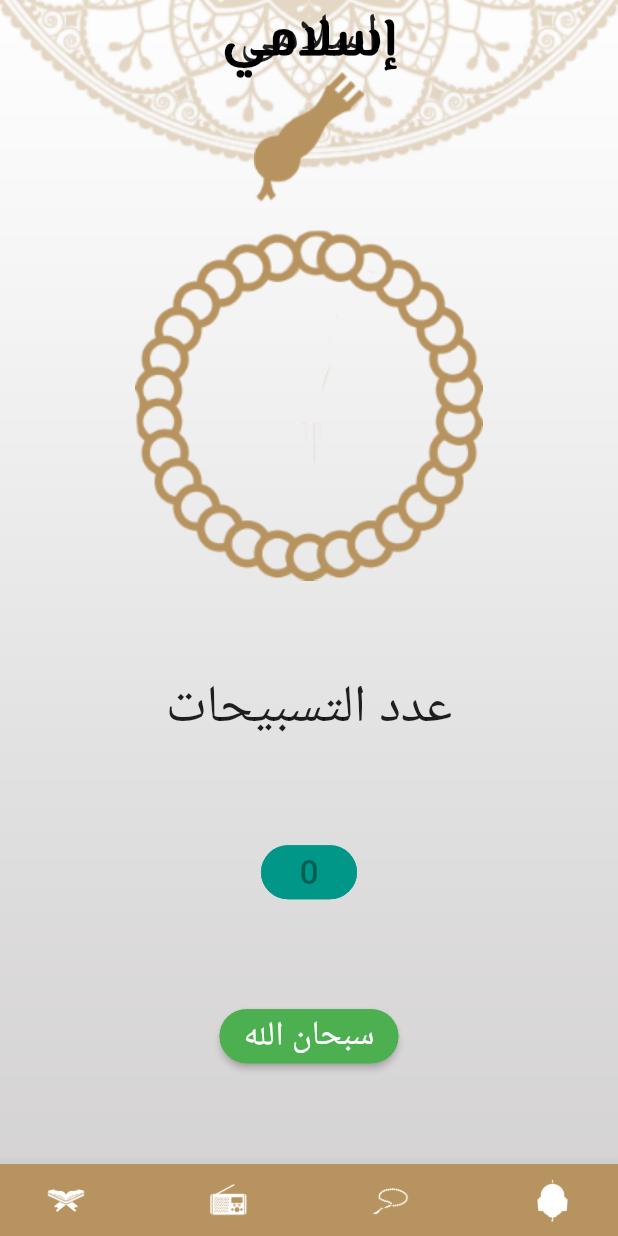
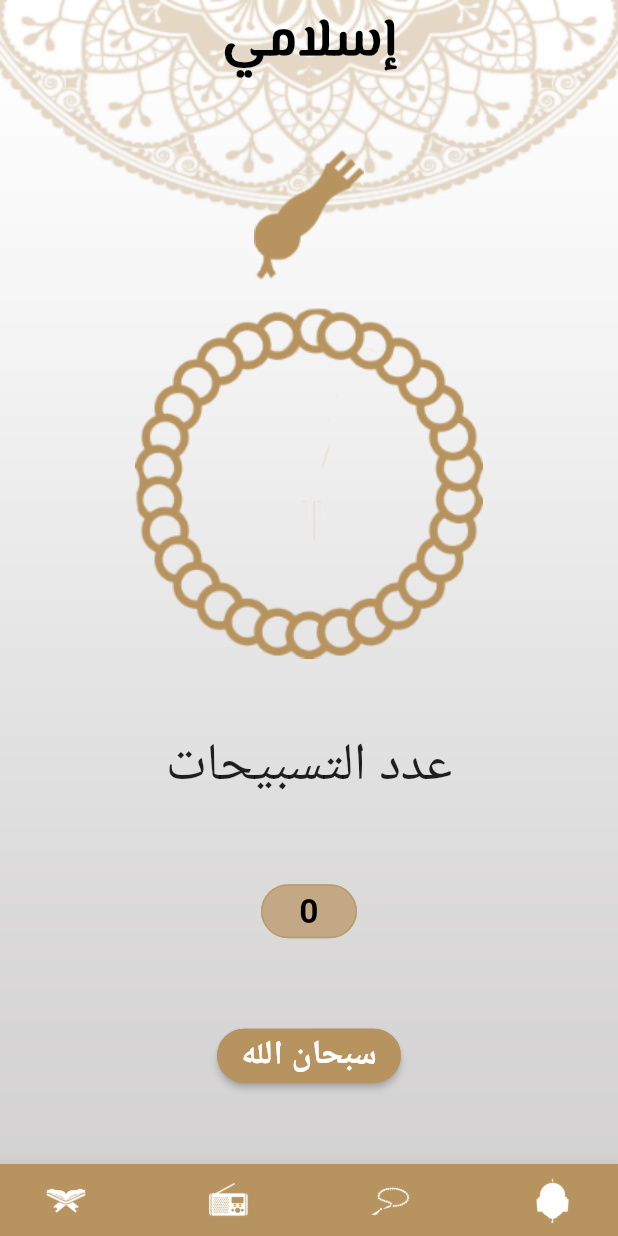
Before and after one commit to Eyadzz/Quran_Application, a Flutter app: the screen it shows after launch, swiped to page 3, on a phone screen of 412 x 824 dp. Run offline on Flutter 3.47's test engine with Material 2 defaults, Android fonts, the light colour scheme and no system bars; our stand-ins replace splashscreen.

Commit message:
updated icons size updated buttons colors

```diff
--- a/lib/CustomBottomBar.dart
+++ b/lib/CustomBottomBar.dart
@@ -4,7 +4,7 @@ import 'package:quran_application/TasbeehScreen.dart';
 class CustomBottomBar extends StatefulWidget {
   const CustomBottomBar ({Key? key, this.mypage}) : super(key: key);
   static const routeName = "home";
-  final iconSize = 30.0, iconColor = Colors.white;
+  final iconSize = 100.0, iconColor = Colors.white;
 
   final quranPageName = QuranScreen.routeName;
   final hasdisPageName = QuranScreen.routeName;
--- a/lib/Home.dart
+++ b/lib/Home.dart
@@ -34,7 +34,7 @@ class _HomeState extends State<Home> {
         children: [
             QuranScreen(),
             Container(
-              child: Center(child: Text("3"),),
+              child: Center(child: Text("Radio"),),
             ),
             TasbeehScreen(),
             Container(
--- a/lib/TasbeehCounterDisplay.dart
+++ b/lib/TasbeehCounterDisplay.dart
@@ -32,25 +32,25 @@ class _TasbeehCounterDisplayState extends State<TasbeehCounterDisplay> {
 
         ElevatedButton(
             onPressed: null,
-            child: Text('$_tasbeehCounter',textScaleFactor: 1.6),
+            child: Text('$_tasbeehCounter',textScaleFactor: 1.6, style: TextStyle(color: Colors.black, fontWeight: FontWeight.bold),),
             style: ButtonStyle(
-                backgroundColor: MaterialStateProperty.all(Colors.teal),
+                backgroundColor: MaterialStateProperty.all(Color.fromRGBO(183, 147, 95, 0.7)),
                 //fixedSize: MaterialStateProperty.all(Size(70, 80)),
                 shape: MaterialStateProperty.all<RoundedRectangleBorder>(
                     RoundedRectangleBorder(
                         borderRadius: BorderRadius.circular(25.0),
-                        side: BorderSide(color: Colors.teal))))
+                        side: BorderSide(color: Color.fromRGBO(183, 147, 95, 0.7)))))
         ),
         ElevatedButton(
             onPressed: _incrementTasbeehCounter,
-            child: Text(widget.label,textScaleFactor: 1.6),
+            child: Text(widget.label,textScaleFactor: 1.6, style: TextStyle(fontWeight: FontWeight.bold)),
             style: ButtonStyle(
-                backgroundColor: MaterialStateProperty.all(Colors.green),
+                backgroundColor: MaterialStateProperty.all(Color.fromRGBO(183, 147, 95, 1)),
                 //fixedSize: MaterialStateProperty.all(Size(150, 40)),
                 shape: MaterialStateProperty.all<RoundedRectangleBorder>(
                     RoundedRectangleBorder(
                         borderRadius: BorderRadius.circular(25.0),
-                        side: BorderSide(color: Colors.green))))
+                        side: BorderSide(color: Color.fromRGBO(183, 147, 95, 1)))))
         )
       ],
     );
--- a/lib/TasbeehScreen.dart
+++ b/lib/TasbeehScreen.dart
@@ -14,7 +14,7 @@ class TasbeehScreen extends StatelessWidget {
               decoration: new BoxDecoration(
                 image: new DecorationImage(
                   image: new AssetImage("assets/images/bg3.png"),
-                  fit: BoxFit.cover,
+                  fit: BoxFit.fill,
                 ),
               ),
             ),
@@ -22,14 +22,10 @@ class TasbeehScreen extends StatelessWidget {
                 crossAxisAlignment: CrossAxisAlignment.center,
                 mainAxisAlignment: MainAxisAlignment.start,
                 children: <Widget>[
-                  Align(
-                    alignment: Alignment.topCenter,
-                    child: Text('اسلامى', textScaleFactor: 2.5),
-                  ),
+                  SizedBox(height: 100,),
                   Image(
                     image: AssetImage('assets/images/headofseb7a.png'),
                   ),
-
                   ImageRotation(
                     imageToRotate: Image(image: AssetImage('assets/images/bodyofseb7a.png'),)
                   ),
```
